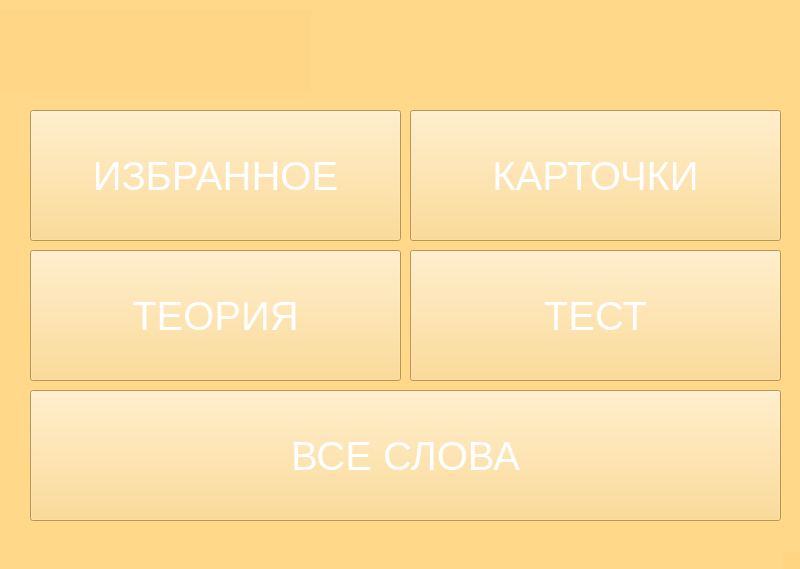
First picture: the form in Designs/menu.ui, repository YoungCucumber/Project1, before the edit.
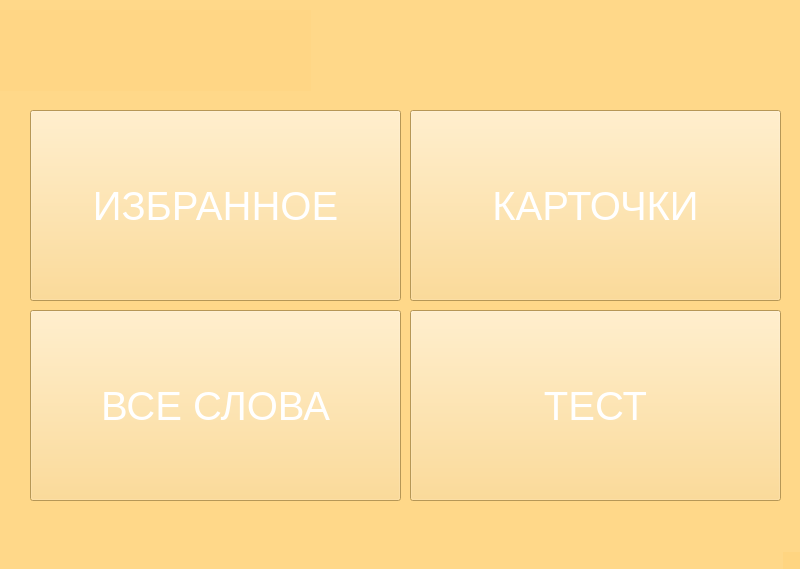
Second picture: the form after the edit. Icons and pictures are not drawn.

Patch:
```diff
--- a/Designs/menu.ui
+++ b/Designs/menu.ui
@@ -40,9 +40,9 @@
     <property name="geometry">
      <rect>
       <x>30</x>
-      <y>390</y>
-      <width>751</width>
-      <height>131</height>
+      <y>310</y>
+      <width>371</width>
+      <height>191</height>
      </rect>
     </property>
     <property name="font">
@@ -64,7 +64,7 @@
       <x>30</x>
       <y>110</y>
       <width>371</width>
-      <height>131</height>
+      <height>191</height>
      </rect>
     </property>
     <property name="font">
@@ -86,7 +86,7 @@
       <x>410</x>
       <y>110</y>
       <width>371</width>
-      <height>131</height>
+      <height>191</height>
      </rect>
     </property>
     <property name="font">
@@ -106,9 +106,9 @@
     <property name="geometry">
      <rect>
       <x>410</x>
-      <y>250</y>
+      <y>310</y>
       <width>371</width>
-      <height>131</height>
+      <height>191</height>
      </rect>
     </property>
     <property name="font">
@@ -124,28 +124,6 @@
      <string>ТЕСТ</string>
     </property>
    </widget>
-   <widget class="QPushButton" name="btn_theory">
-    <property name="geometry">
-     <rect>
-      <x>30</x>
-      <y>250</y>
-      <width>371</width>
-      <height>131</height>
-     </rect>
-    </property>
-    <property name="font">
-     <font>
-      <pointsize>30</pointsize>
-     </font>
-    </property>
-    <property name="styleSheet">
-     <string notr="true">background-color: rgb(255, 212, 121);
-color: rgb(255, 255, 255);</string>
-    </property>
-    <property name="text">
-     <string>ТЕОРИЯ</string>
-    </property>
-   </widget>
   </widget>
   <widget class="QMenuBar" name="menubar">
    <property name="geometry">
```
Left out of the diff: 2 changed lines with no effect on the pictures.
